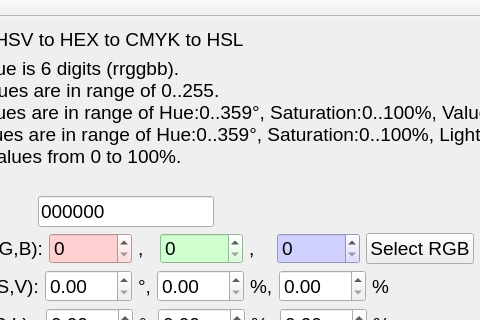
Above: mainwindow.ui from den0011/convert_color before the change; both pictures show x 84 to 564 and y 0 to 320 of the 823 by 503 pixel window. Below: the same form after it.
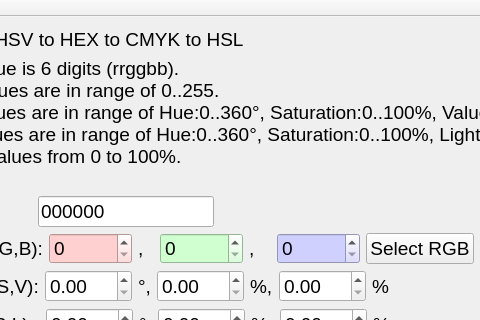
That is the form after the change.

Patch:
```diff
--- a/mainwindow.ui
+++ b/mainwindow.ui
@@ -27,8 +27,8 @@
       <property name="text">
        <string>HEX value is 6 digits (rrggbb).
 RGB values are in range of 0..255.
-HSV values are in range of Hue:0..359°, Saturation:0..100%, Value:0..100%.
-HSL values are in range of Hue:0..359°, Saturation:0..100%, Lightness:0..100%.
+HSV values are in range of Hue:0..360°, Saturation:0..100%, Value:0..100%.
+HSL values are in range of Hue:0..360°, Saturation:0..100%, Lightness:0..100%.
 CMYK values from 0 to 100%.
 </string>
       </property>
```
Left out of the diff: 4 changed lines with no effect on the pictures.
